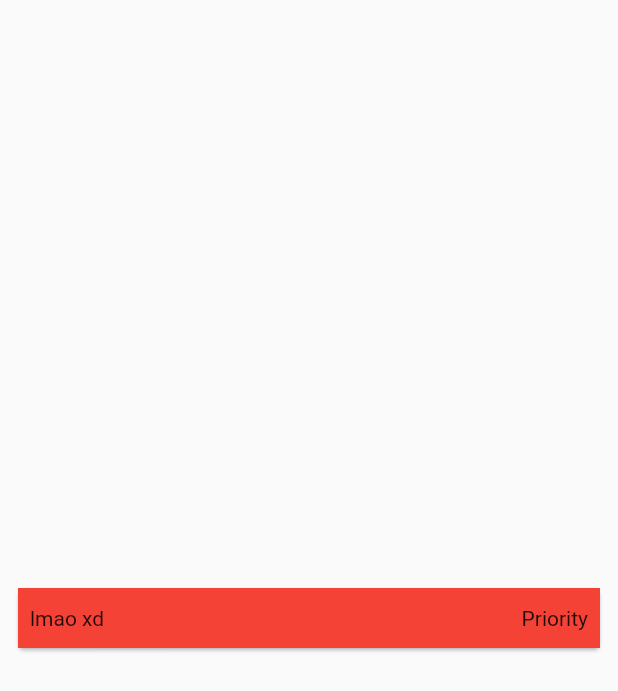
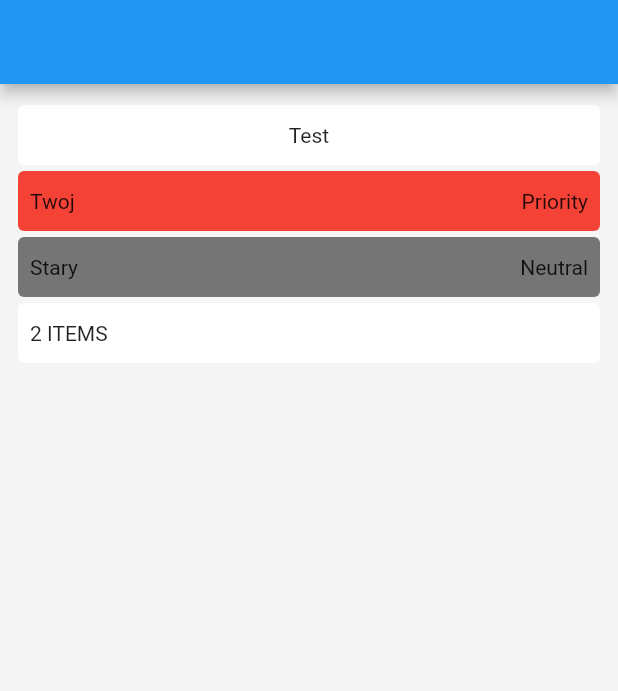
Before and after one commit to jan-Kulpas/bendo, a Flutter app: the screen it shows after launch, after a tap on "Neutral", on a phone screen of 412 x 824 dp. Shown: the top 691 px of the screen. Run offline on Flutter 3.47's test engine with Material 2 defaults, Android fonts, the light colour scheme and no system bars.

Commit message:
CollectionItem (no add button, chart, hide button)

```diff
--- a/lib/providers/collections.dart
+++ b/lib/providers/collections.dart
@@ -25,6 +25,11 @@ class Collections with ChangeNotifier {
     collection.addTask(Task("Twoj"));
     collection.addTask(Task("Stary"));
 
+    Collection collection2 = Collection("xdxdxd");
+    _items.add(collection2);
+    collection2.addTask(Task("Twoja"));
+    collection2.addTask(Task("Stara"));
+
     notifyListeners();
   }
 }
--- a/lib/screens/main_screen.dart
+++ b/lib/screens/main_screen.dart
@@ -1,6 +1,5 @@
-import 'package:bendo/providers/collection.dart';
-import 'package:bendo/providers/task.dart';
-import 'package:bendo/widgets/task_item.dart';
+import 'package:bendo/providers/collections.dart';
+import 'package:bendo/widgets/collection_item.dart';
 import "package:flutter/material.dart";
 import 'package:provider/provider.dart';
 
@@ -9,14 +8,15 @@ class MainScreen extends StatelessWidget {
 
   @override
   Widget build(BuildContext context) {
+    final collections = context.read<Collections>();
+    collections.dummyInit();
     return Scaffold(
-      body: Padding(
-        padding: const EdgeInsets.all(8.0),
-        child: Center(
-          child: ChangeNotifierProvider.value(
-            value: Task("lmao xd"),
-            child: const TaskItem(),
-          ),
+      appBar: AppBar(), //! REMOVE
+      backgroundColor: Colors.grey.shade100,
+      body: Center(
+        child: ChangeNotifierProvider.value(
+          value: collections.items[0],
+          child: const CollectionItem(),
         ),
       ),
     );
--- a/lib/widgets/collection_item.dart
+++ b/lib/widgets/collection_item.dart
@@ -0,0 +1,48 @@
+import 'package:bendo/widgets/task_item.dart';
+import 'package:flutter/material.dart';
+import 'package:provider/provider.dart';
+import 'package:bendo/providers/collection.dart';
+
+class CollectionItem extends StatelessWidget {
+  const CollectionItem({super.key});
+
+  @override
+  Widget build(BuildContext context) {
+    final collection = context.watch<Collection>();
+    return Container(
+      margin: const EdgeInsets.all(12),
+      child: Column(
+        children: [
+          Card(
+            elevation: 0,
+            margin: const EdgeInsets.symmetric(vertical: 2),
+            child: Container(
+              padding: const EdgeInsets.symmetric(horizontal: 8, vertical: 12),
+              width: double.infinity,
+              child: Center(
+                child: Text(collection.title),
+              ),
+            ),
+          ),
+          // Placeholder(), //chart bar
+          ...collection.tasks.map(
+            (task) => ChangeNotifierProvider.value(
+              value: task,
+              child: const TaskItem(),
+            ),
+          ),
+          // Placeholder(), //add button
+          Card(
+            elevation: 0,
+            margin: const EdgeInsets.symmetric(vertical: 2),
+            child: Container(
+              padding: const EdgeInsets.symmetric(horizontal: 8, vertical: 12),
+              width: double.infinity,
+              child: Text("${collection.tasks.length} ITEMS"),
+            ),
+          ), //item count
+        ],
+      ),
+    );
+  }
+}
--- a/lib/widgets/task_item.dart
+++ b/lib/widgets/task_item.dart
@@ -12,8 +12,10 @@ class TaskItem extends StatelessWidget {
     final task = context.watch<Task>();
 
     return Card(
-      child: Container(
-        color: task.state.color,
+      margin: const EdgeInsets.symmetric(vertical: 2),
+      elevation: 0,
+      color: task.state.color,
+      child: SizedBox(
         width: double.infinity,
         child: Row(children: [
           Flexible(
```
